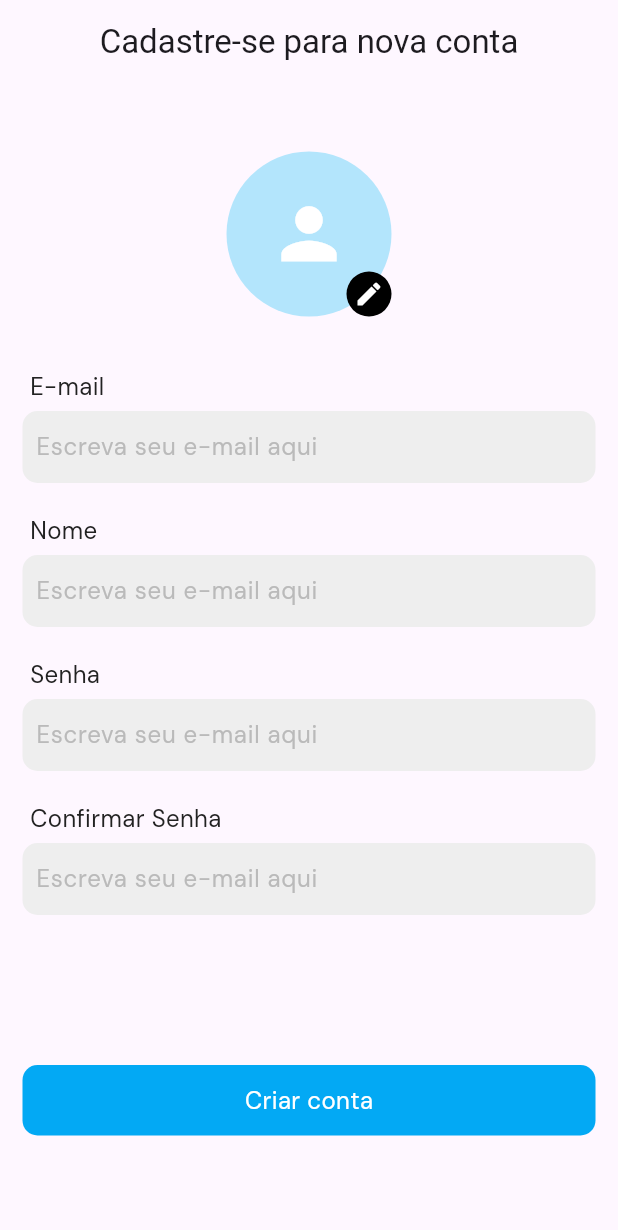
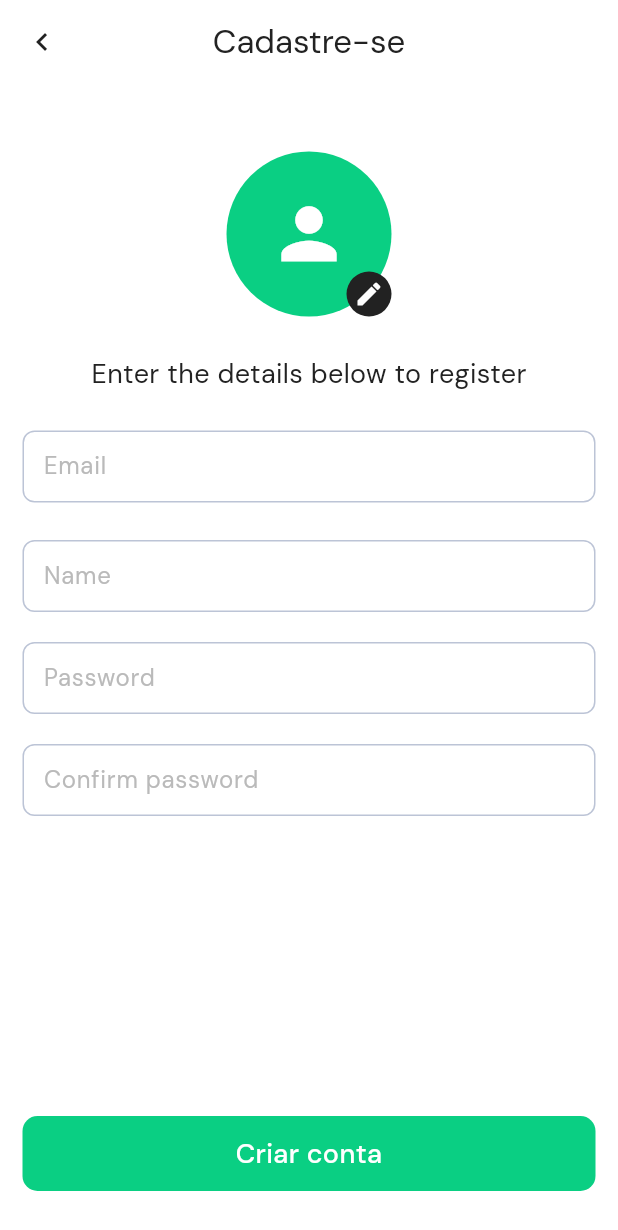
Before and after one commit to renanvolpe/fake-store-app, a Flutter app: the RegisterPage screen opened by its route, on a phone screen of 412 x 824 dp. Shown: the top 1230 px of the screen. Run offline on Flutter 3.47's test engine with Material 3 defaults, Android fonts, the light colour scheme and no system bars; our stand-ins replace another_flushbar, bloc, flutter_bloc, get_it, go_router, google_fonts and 4 more; accounts and stored records are empty.

Commit message:
make register page

```diff
--- a/lib/core/default/appbar_default.dart
+++ b/lib/core/default/appbar_default.dart
@@ -5,17 +5,19 @@ import 'package:flutter/material.dart';
 
 AppBar AppbarDefault(BuildContext context, String text) {
   return AppBar(
+    foregroundColor: ColorsApp.kWhite,
+    backgroundColor: Colors.transparent,
     centerTitle: true,
     leading: IconButton(
       onPressed: () => Navigator.pop(context),
       icon: Icon(
-        Icons.arrow_back,
-        color: ColorsApp.kWhite,
+        Icons.chevron_left,
+        color: ColorsApp.kBlack,
       ),
     ),
     title: Text(
       text,
-      style: Style.defaultLightTextStyle.copyWith(fontSize: 22),
+      style: Style.defaultTextStyle.copyWith(fontSize: 22),
     ),
     actions: [
       Icon(
@@ -24,7 +26,6 @@ AppBar AppbarDefault(BuildContext context, String text) {
       ),
       15.sizeW
     ],
-    backgroundColor: ColorsApp.kBackground,
   );
 }
 
--- a/lib/core/default/button_default.dart
+++ b/lib/core/default/button_default.dart
@@ -16,7 +16,7 @@ class ButtonBorderPrimary extends StatelessWidget {
         child: text != null
             ? Text(text!,
                 style:
-                    Style.defaultTextStyle.copyWith(fontWeight: FontWeight.w600, fontSize: 18, color: ColorsApp.kWhite),
+                    Style.defaultTextStyle.copyWith(fontWeight: FontWeight.w500, fontSize: 18, color: ColorsApp.kWhite),
                 textAlign: TextAlign.center)
             : child);
   }
--- /dev/null
+++ b/lib/core/default/circular_progress_indicator.dart
@@ -0,0 +1,17 @@
+import 'package:fake_store_joao/core/themes/colors_app.dart';
+import 'package:flutter/material.dart';
+
+class CircularProgressIndicatorDefault extends StatelessWidget {
+  const CircularProgressIndicatorDefault({super.key, this.isLight = false});
+
+  final bool isLight;
+  @override
+  Widget build(BuildContext context) {
+    return Center(
+      child: CircularProgressIndicator(
+        strokeWidth: 2,
+        color: isLight ? ColorsApp.kWhite : ColorsApp.kPrimary,
+      ),
+    );
+  }
+}
--- a/lib/core/default/textfield_decoration_default.dart
+++ b/lib/core/default/textfield_decoration_default.dart
@@ -26,5 +26,5 @@ InputDecoration textfieldDecorationDefault(
         fontSize: 18.5,
         fontWeight: FontWeight.w400,
       ),
-      prefixIcon: Icon(prefixIcon, color: ColorsApp.kGrey));
+      prefixIcon: prefixIcon != null ? Icon(prefixIcon, color: ColorsApp.kGrey) : null);
 }
--- a/lib/core/themes/colors_app.dart
+++ b/lib/core/themes/colors_app.dart
@@ -2,10 +2,10 @@ import 'package:flutter/material.dart';
 
 class ColorsApp {
   static Color kPrimary = const Color(0xFF0ACF83);
+  static Color kAccent = const Color(0xFFFFC120);
+  static Color kBlack = const Color(0xFF222222);
   static Color kWhite = const Color(0xFFFFFFFF);
-  static Color kBlack = const Color(0xFF222222);
   static Color kBackground = const Color(0xFFF6F6F6);
+  static Color kGrey = const Color(0xFFBABABA); //
   static Color kDarkGrey = const Color(0xFF7F7F7F);
-  static Color kGrey = const Color(0xFFBABABA); //
-  static Color kAccent = const Color(0xFFFFC120);
 }
--- a/lib/main.dart
+++ b/lib/main.dart
@@ -1,4 +1,5 @@
 import 'package:fake_store_joao/core/router/router.dart';
+import 'package:fake_store_joao/core/themes/colors_app.dart';
 import 'package:fake_store_joao/logic/get_it/init_get_it.dart';
 import 'package:flutter/material.dart';
 import 'package:flutter/services.dart';
@@ -21,7 +22,7 @@ class MyApp extends StatelessWidget {
     return MaterialApp.router(
       title: 'Flutter Demo',
       theme: ThemeData(
-        colorScheme: ColorScheme.fromSeed(seedColor: Colors.deepPurple),
+        colorScheme: ColorScheme.fromSeed(seedColor: ColorsApp.kPrimary),
         useMaterial3: true,
       ),
       routerConfig: router,
--- a/lib/presentation/screen/login_page.dart
+++ b/lib/presentation/screen/login_page.dart
@@ -1,5 +1,6 @@
 import 'package:another_flushbar/flushbar.dart';
 import 'package:fake_store_joao/core/default/button_default.dart';
+import 'package:fake_store_joao/core/default/circular_progress_indicator.dart';
 import 'package:fake_store_joao/core/default/textfield_decoration_default.dart';
 import 'package:fake_store_joao/core/themes/colors_app.dart';
 import 'package:fake_store_joao/core/themes/style.dart';
@@ -139,10 +140,20 @@ class _LoginPageState extends State<LoginPage> {
                           mainAxisAlignment: MainAxisAlignment.center,
                           children: [
                             Expanded(
-                                child: InkWell(
-                              onTap: () =>
-                                  loginController.add(LoginStarted(emailController.text, passwordController.text)),
-                              child: const ButtonBorderPrimary(text: "Sign in"),
+                                child: BlocBuilder<LoginBloc, LoginState>(
+                              bloc: loginController,
+                              builder: (context, state) {
+                                if (state is LoginProgress) {
+                                  return const InkWell(
+                                    child: ButtonBorderPrimary(child: CircularProgressIndicatorDefault(isLight: true)),
+                                  );
+                                }
+                                return InkWell(
+                                  onTap: () =>
+                                      loginController.add(LoginStarted(emailController.text, passwordController.text)),
+                                  child: const ButtonBorderPrimary(text: "Sign in"),
+                                );
+                              },
                             ))
                           ],
                         ),
--- a/lib/presentation/screen/register_page.dart
+++ b/lib/presentation/screen/register_page.dart
@@ -1,4 +1,9 @@
 import 'package:another_flushbar/flushbar.dart';
+import 'package:fake_store_joao/core/default/appbar_default.dart';
+import 'package:fake_store_joao/core/default/button_default.dart';
+import 'package:fake_store_joao/core/default/circular_progress_indicator.dart';
+import 'package:fake_store_joao/core/default/textfield_decoration_default.dart';
+import 'package:fake_store_joao/core/themes/colors_app.dart';
 import 'package:fake_store_joao/core/themes/style.dart';
 import 'package:fake_store_joao/data/models/user_create.dart';
 import 'package:fake_store_joao/data/repositories/users_repository.dart';
@@ -52,15 +57,13 @@ class _RegisterPageState extends State<RegisterPage> {
         }
       },
       child: Scaffold(
-        appBar: AppBar(
-          centerTitle: true,
-          title: const Text("Cadastre-se para nova conta"),
-        ),
+        resizeToAvoidBottomInset: false,
+        backgroundColor: ColorsApp.kWhite,
+        appBar: AppbarDefault(context, "Cadastre-se"),
         body: Padding(
           padding: const EdgeInsets.symmetric(horizontal: 15),
-          child: SingleChildScrollView(
           child: Column(
-              mainAxisAlignment: MainAxisAlignment.end,
+            mainAxisAlignment: MainAxisAlignment.start,
             crossAxisAlignment: CrossAxisAlignment.start,
             children: [
               45.sizeH,
@@ -70,10 +73,10 @@ class _RegisterPageState extends State<RegisterPage> {
                   Stack(alignment: Alignment.center, children: [
                     CircleAvatar(
                       radius: 55,
-                        backgroundColor: Colors.lightBlue.shade100,
-                        child: const Icon(
+                      backgroundColor: ColorsApp.kPrimary,
+                      child: Icon(
                         Icons.person,
-                          color: Colors.white,
+                        color: ColorsApp.kWhite,
                         size: 55,
                       ),
                     ),
@@ -81,126 +84,53 @@ class _RegisterPageState extends State<RegisterPage> {
                         bottom: 0,
                         right: 0,
                         child: Container(
-                              decoration: BoxDecoration(color: Colors.black, borderRadius: BorderRadius.circular(50)),
+                            decoration: BoxDecoration(color: ColorsApp.kBlack, borderRadius: BorderRadius.circular(50)),
                             padding: const EdgeInsets.all(5),
-                              child: const Icon(
+                            child: Icon(
                               Icons.edit,
                               size: 20,
-                                color: Colors.white,
+                              color: ColorsApp.kWhite,
                             )))
                   ])
                 ],
               ),
-                35.sizeH,
+              25.sizeH,
               Row(
+                mainAxisAlignment: MainAxisAlignment.center,
                 children: [
-                    5.sizeW,
-                    Text(
-                      "E-mail",
-                      style: Style.defaultTextStyle,
-                    ),
+                  Text("Enter the details below to register", style: Style.defaultTextStyle.copyWith(fontSize: 18))
                 ],
               ),
-                5.sizeH,
+              25.sizeH,
               TextFormField(
                 controller: emailController,
-                  decoration: InputDecoration(
-                      contentPadding: const EdgeInsets.symmetric(horizontal: 5),
-                      border: OutlineInputBorder(borderRadius: BorderRadius.circular(10), borderSide: BorderSide.none),
-                      filled: true,
-                      fillColor: Colors.grey.shade200,
-                      hintText: "Escreva seu e-mail aqui",
-                      hintStyle: Style.hintTextStyle),
+                decoration: textfieldDecorationDefault(hintText: "Email"),
               ),
               20.sizeH,
-                Row(
-                  children: [
-                    5.sizeW,
-                    Text(
-                      "Nome",
-                      style: Style.defaultTextStyle,
-                    ),
-                  ],
-                ),
               5.sizeH,
               TextFormField(
                 controller: nameController,
-                  decoration: InputDecoration(
-                      contentPadding: const EdgeInsets.symmetric(horizontal: 5),
-                      border: OutlineInputBorder(borderRadius: BorderRadius.circular(10), borderSide: BorderSide.none),
-                      filled: true,
-                      fillColor: Colors.grey.shade200,
-                      hintText: "Escreva seu e-mail aqui",
-                      hintStyle: Style.hintTextStyle),
+                decoration: textfieldDecorationDefault(hintText: "Name"),
               ),
               20.sizeH,
-                Row(
-                  children: [
-                    5.sizeW,
-                    Text(
-                      "Senha",
-                      style: Style.defaultTextStyle,
-                    ),
-                  ],
-                ),
-                5.sizeH,
               TextFormField(
                 controller: passwordController,
-                  decoration: InputDecoration(
-                      contentPadding: const EdgeInsets.symmetric(horizontal: 5),
-                      border: OutlineInputBorder(borderRadius: BorderRadius.circular(10), borderSide: BorderSide.none),
-                      filled: true,
-                      fillColor: Colors.grey.shade200,
-                      hintText: "Escreva seu e-mail aqui",
-                      hintStyle: Style.hintTextStyle),
+                decoration: textfieldDecorationDefault(hintText: "Password"),
               ),
               20.sizeH,
-                Row(
-                  children: [
-                    5.sizeW,
-                    Text(
-                      "Confirmar Senha",
-                      style: Style.defaultTextStyle,
-                    ),
-                  ],
-                ),
-                5.sizeH,
               TextFormField(
                 controller: confirmPassController,
-                  decoration: InputDecoration(
-                      contentPadding: const EdgeInsets.symmetric(horizontal: 5),
-                      border: OutlineInputBorder(borderRadius: BorderRadius.circular(10), borderSide: BorderSide.none),
-                      filled: true,
-                      fillColor: Colors.grey.shade200,
-                      hintText: "Escreva seu e-mail aqui",
-                      hintStyle: Style.hintTextStyle),
+                decoration: textfieldDecorationDefault(hintText: "Confirm password"),
               ),
-                100.sizeH,
+              const Spacer(),
               BlocBuilder<CreateUserBloc, CreateUserState>(
                 bloc: createUserController,
                 builder: (context, state) {
                   if (state is CreateUserProgress) {
-                      return InkWell(
+                    return const InkWell(
                         child: Row(
-                        mainAxisAlignment: MainAxisAlignment.center,
                       children: [
-                          Expanded(
-                            child: Ink(
-                              padding: const EdgeInsets.symmetric(vertical: 12),
-                              decoration: BoxDecoration(
-                                borderRadius: BorderRadius.circular(10),
-                                color: Colors.lightBlue,
-                              ),
-                              child: const Center(
-                                  child: SizedBox(
-                                      height: 17,
-                                      width: 17,
-                                      child: CircularProgressIndicator(
-                                        strokeWidth: 2,
-                                        color: Colors.white,
-                                      ))),
-                            ),
-                          ),
+                        Expanded(child: ButtonBorderPrimary(child: CircularProgressIndicatorDefault(isLight: true))),
                       ],
                     ));
                   }
@@ -211,33 +141,18 @@ class _RegisterPageState extends State<RegisterPage> {
                             email: emailController.text,
                             password: passwordController.text,
                             avatar: "https://api.lorem.space/image/face?w=640&h=480",
-                              role: "Costumer");
+                            role: "customer");
                         createUserController.add(CreateUserStarted(userCreate));
                       },
-                        child: Row(
-                          mainAxisAlignment: MainAxisAlignment.center,
+                      child: const Row(
                         children: [
-                            Expanded(
-                              child: Ink(
-                                padding: const EdgeInsets.symmetric(vertical: 12),
-                                decoration: BoxDecoration(
-                                  borderRadius: BorderRadius.circular(10),
-                                  color: Colors.lightBlue,
-                                ),
-                                child: Center(
-                                    child: Text(
-                                  "Criar conta",
-                                  style: Style.defaultLightTextStyle,
-                                )),
-                              ),
-                            ),
+                          Expanded(child: ButtonBorderPrimary(text: "Criar conta")),
                         ],
                       ));
                 },
               ),
-                20.sizeH,
+              30.sizeH,
             ],
-            ),
           ),
         ),
       ),
```
Lines whose indentation alone changed are shown as unchanged.
